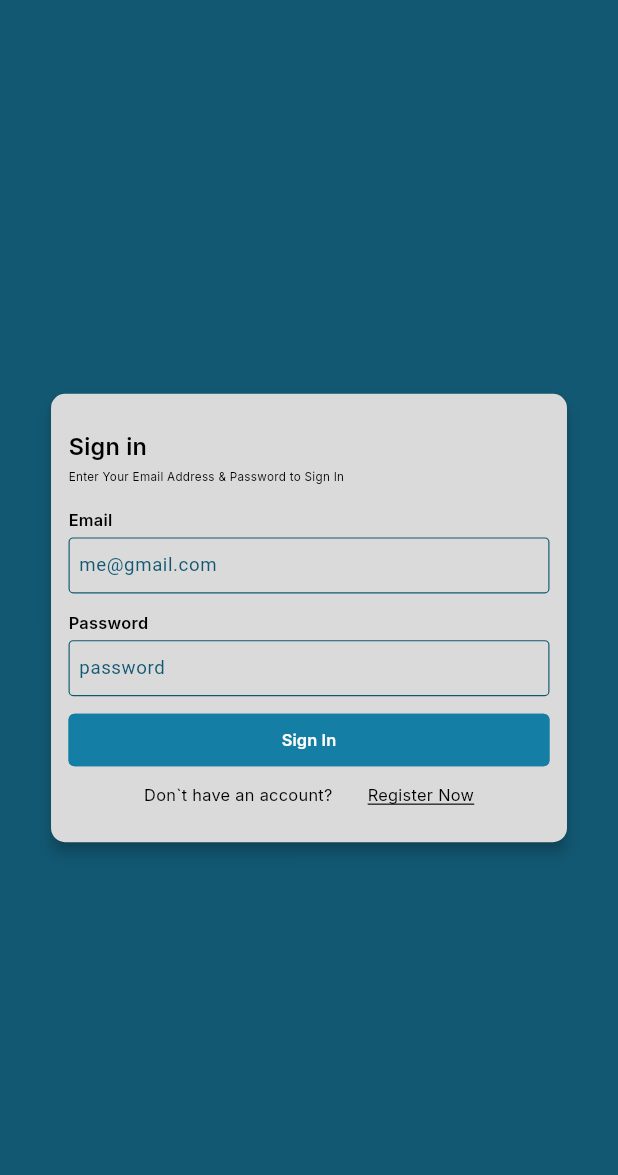
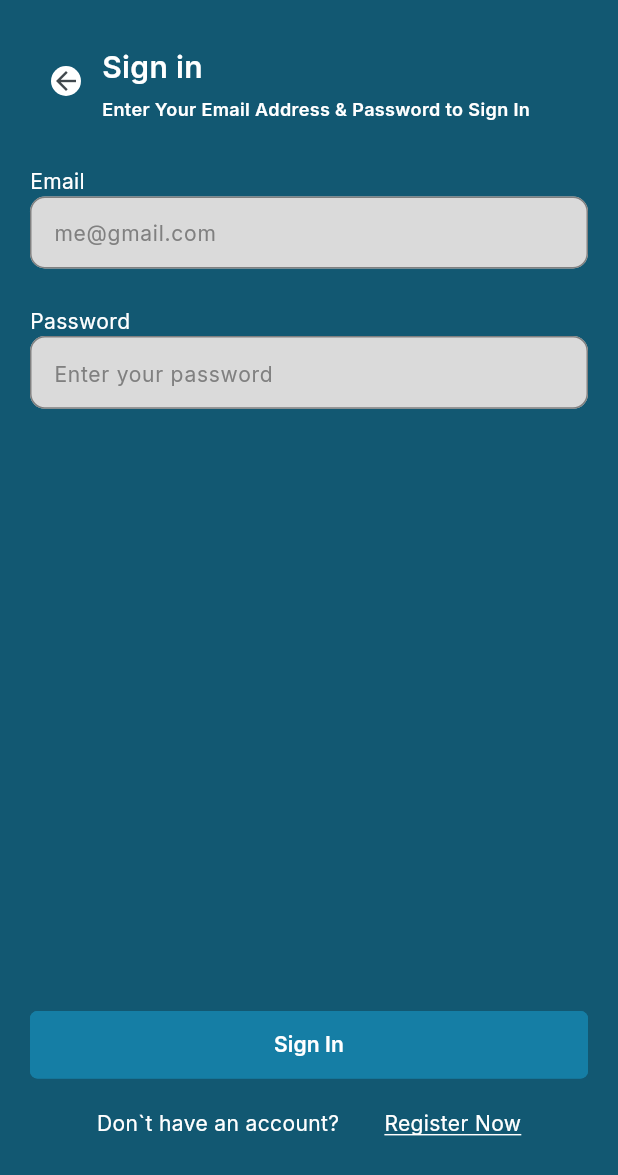
Before and after one commit to aafiqah/clean_up_community_app, a Flutter app: the screen it shows after launch, after a tap on "Sign In", on a phone screen of 412 x 824 dp. Shown: the top 1175 px of the screen. Run offline on Flutter 3.47's test engine with Material 3 defaults, Android fonts, the phone set to English and light mode, and no system bars; our stand-ins replace go_router, google_fonts.

Commit message:
fix login page UI

```diff
--- a/lib/screen/onboarding/login_page.dart
+++ b/lib/screen/onboarding/login_page.dart
@@ -17,195 +17,216 @@ class _LoginPageState extends State<LoginPage> {
   final GlobalKey<FormState> _formKey2 = GlobalKey<FormState>();
   final TextEditingController emailController = TextEditingController();
   final TextEditingController pwdController = TextEditingController();
-  final AutovalidateMode _autoValidateMode = AutovalidateMode.disabled;
+  final ValueNotifier<AutovalidateMode> _autoValidateModeEmail =
+      ValueNotifier(AutovalidateMode.disabled);
+  final ValueNotifier<AutovalidateMode> _autoValidateModePwd =
+      ValueNotifier(AutovalidateMode.disabled);
+  final ValueNotifier<bool> _isPasswordVisible = ValueNotifier<bool>(false);
+
+  @override
+  void initState() {
+    super.initState();
+  }
+
+  @override
+  void dispose() {
+    emailController.dispose();
+    pwdController.dispose();
+    _autoValidateModeEmail.dispose();
+    _autoValidateModePwd.dispose();
+    super.dispose();
+  }
 
   @override
   Widget build(BuildContext context) {
-    Size size = MediaQuery.of(context).size;
+    Size size = MediaQuery.sizeOf(context);
 
     return Scaffold(
       backgroundColor: CleanUpColor.primary,
       body: Center(
-          child: SizedBox(
-        width: size.width * 0.85,
-        child: FittedBox(
-          fit: BoxFit.fitWidth,
-          child: Card(
-            elevation: 4,
-            color: CleanUpColor.searchBarColor,
-            surfaceTintColor: CleanUpColor.searchBarColor,
-            child: Padding(
+        child: Container(
           padding: EdgeInsets.symmetric(
             vertical: SizeSpacing().doubleSpacing30,
-                horizontal: SizeSpacing().doubleSpacing15,
+            horizontal: SizeSpacing().doubleSpacing20,
           ),
-              child: Column(
-                mainAxisAlignment: MainAxisAlignment.center,
+          child: ListView(
+            children: [
+              Row(
+                crossAxisAlignment: CrossAxisAlignment.start,
+                children: [
+                  BackButtonGlobal(
+                    onPressed: () {
+                      context.goNamed('/onBoarding_page');
+                    },
+                  ),
+                  Column(
                     crossAxisAlignment: CrossAxisAlignment.start,
                     children: [
                       Text(
                         'Sign in',
-                    style: TextStyle(
-                      fontSize: 20,
-                      color: CleanUpColor.black,
-                      fontWeight: FontWeight.w600,
-                      fontFamily: GoogleFonts.inter().fontFamily,
-                    ),
+                        style: TextStyleShared.textStyle.title
+                            .copyWith(fontSize: 20, color: CleanUpColor.white),
                       ),
                       SizedBox(height: SizeSpacing().doubleSpacing5),
                       Text(
                         'Enter Your Email Address & Password to Sign In',
-                    style: TextStyle(
-                      fontSize: 10,
-                      color: CleanUpColor.black,
-                      fontWeight: FontWeight.w400,
-                      fontFamily: GoogleFonts.inter().fontFamily,
+                        style: TextStyleShared.textStyle.subtitle
+                            .copyWith(fontSize: 12, color: CleanUpColor.white),
+                      ),
+                    ],
+                  )
+                ],
+              ),
+              Container(
+                margin: EdgeInsets.only(
+                  top: SizeSpacing().doubleSpacing30,
+                  bottom: SizeSpacing().doubleSpacing10,
+                ),
+                width: size.width,
+                child: ValueListenableBuilder<AutovalidateMode>(
+                  valueListenable: _autoValidateModeEmail,
+                  builder: (
+                    context,
+                    valueNotifierAttributeValueEmail,
+                    child,
+                  ) {
+                    return Form(
+                      key: _formKey,
+                      autovalidateMode: valueNotifierAttributeValueEmail,
+                      child: FormFieldWidget(
+                        controller: emailController,
+                        keyboardType: TextInputType.emailAddress,
+                        padding: const EdgeInsets.only(bottom: 15),
+                        title: 'Email',
+                        titleStyleTitle:
+                            TextStyleShared.textStyle.bodyMedium.copyWith(
+                          color: CleanUpColor.white,
+                        ),
+                        hintText: 'me@gmail.com',
+                        hintStyle:
+                            TextStyleShared.textStyle.bodyMedium.copyWith(
+                          color: CleanUpColor.greyMedium,
+                        ),
+                        errorStyle:
+                            TextStyleShared.textStyle.bodyMedium.copyWith(
+                          color: CleanUpColor.redLight,
+                        ),
+                        validator: (String? email) {
+                          if (email == null || email.trim().isEmpty) {
+                            return 'Please enter your email';
+                          }
+                          // Regex for email validation
+                          final emailRegex = RegExp(r'^[^@]+@[^@]+\.[^@]+$');
+                          if (!emailRegex.hasMatch(email)) {
+                            return 'Please enter a valid email address';
+                          }
+                          return null;
+                        },
+                        color: CleanUpColor.searchBarColor,
+                      ),
+                    );
+                  },
                 ),
               ),
-                  SizedBox(height: SizeSpacing().doubleSpacing20),
-                  Text(
-                    'Email',
-                    style: TextStyle(
-                      color: CleanUpColor.black,
-                      fontWeight: FontWeight.w600,
-                      fontFamily: GoogleFonts.inter().fontFamily,
+              SizedBox(
+                width: size.width,
+                child: ValueListenableBuilder<AutovalidateMode>(
+                  valueListenable: _autoValidateModePwd,
+                  builder: (context, valueNotifierAttributeValuePwd, child) {
+                    return Form(
+                      key: _formKey2,
+                      autovalidateMode: valueNotifierAttributeValuePwd,
+                      child: ValueListenableBuilder<bool>(
+                        valueListenable: _isPasswordVisible,
+                        builder: (context, isPasswordVisible, child) {
+                          return FormFieldWidget(
+                            controller: pwdController,
+                            keyboardType: TextInputType.visiblePassword,
+                            obscureText: !isPasswordVisible,
+                            padding: const EdgeInsets.only(bottom: 15),
+                            title: 'Password',
+                            titleStyleTitle:
+                                TextStyleShared.textStyle.bodyMedium.copyWith(
+                              color: CleanUpColor.white,
+                            ),
+                            hintText: 'Enter your password',
+                            hintStyle:
+                                TextStyleShared.textStyle.bodyMedium.copyWith(
+                              color: CleanUpColor.greyMedium,
+                            ),
+                            errorStyle:
+                                TextStyleShared.textStyle.bodyMedium.copyWith(
+                              color: CleanUpColor.redLight,
+                            ),
+                            suffixIcon: GestureDetector(
+                              onTap: () {
+                                _isPasswordVisible.value = !_isPasswordVisible
+                                    .value; // Toggle the state
+                              },
+                              child: Icon(
+                                isPasswordVisible
+                                    ? Icons.visibility_outlined
+                                    : Icons.visibility_off_outlined,
+                                color: CleanUpColor.primary,
+                                size: 18,
                               ),
                             ),
-                  SizedBox(height: SizeSpacing().doubleSpacing5),
-                  SizedBox(
-                    width: size.width,
-                    child: Form(
-                      key: _formKey,
-                      autovalidateMode: _autoValidateMode,
-                      child: TextFormField(
-                        controller: emailController,
-                        autocorrect: false,
-                        style: TextStyle(
-                          fontSize: 14,
-                          color: CleanUpColor.black,
-                          fontWeight: FontWeight.w400,
-                          fontFamily: GoogleFonts.roboto().fontFamily,
+                            validator: (String? pwd) {
+                              if (pwd == null || pwd.trim().isEmpty) {
+                                return 'Please enter your password';
+                              }
+                              if (pwd.length < 6) {
+                                return 'Password must be at least 6 characters long';
+                              }
+                              if (!RegExp(r'[A-Z]').hasMatch(pwd)) {
+                                return 'Password must contain at least one uppercase letter';
+                              }
+                              if (!RegExp(r'[a-z]').hasMatch(pwd)) {
+                                return 'Password must contain at least one lowercase letter';
+                              }
+                              if (!RegExp(r'\d').hasMatch(pwd)) {
+                                return 'Password must contain at least one number';
+                              }
+                              if (!RegExp(r'[!@#$%^&*(),.?":{}|<>]')
+                                  .hasMatch(pwd)) {
+                                return 'Password must contain at least one special character';
+                              }
+                              return null;
+                            },
+                            color: CleanUpColor.searchBarColor,
+                          );
+                        },
                       ),
-                        decoration: InputDecoration(
-                          contentPadding:
-                              EdgeInsets.all(SizeSpacing().doubleSpacing5),
-                          border: const OutlineInputBorder(
-                            borderRadius: BorderRadius.zero,
-                            borderSide: BorderSide(
-                              width: 1,
-                              color: CleanUpColor.primary,
+                    );
+                  },
                 ),
               ),
-                          hintStyle: TextStyle(
-                            fontSize: 16,
-                            color: CleanUpColor.primary,
-                            fontWeight: FontWeight.w400,
-                            fontFamily: GoogleFonts.roboto().fontFamily,
-                          ),
-                          hintText: 'me@gmail.com',
-                          enabledBorder: const OutlineInputBorder(
-                            borderSide: BorderSide(
-                              color: CleanUpColor.primary,
-                            ),
-                          ),
-                          errorBorder: const OutlineInputBorder(
-                            borderSide: BorderSide(
-                              color: CleanUpColor.redMedium,
-                            ),
-                          ),
-                          focusedBorder: const OutlineInputBorder(
-                            borderSide: BorderSide(
-                              color: CleanUpColor.blueMedium,
+            ],
           ),
         ),
       ),
-                        onTapOutside: (event) {
-                          FocusScope.of(context).unfocus();
-                        },
-                        validator: (String? categoryname) {
-                          if (categoryname!.trim().isEmpty) {
-                            return 'Please enter your email here';
-                          } else {
-                            return null;
-                          }
-                        },
+      bottomNavigationBar: Container(
+        height: 150,
+        padding: EdgeInsets.symmetric(
+          horizontal: SizeSpacing().doubleSpacing20,
         ),
-                    ),
-                  ),
-                  SizedBox(height: SizeSpacing().doubleSpacing15),
-                  Text(
-                    'Password',
-                    style: TextStyle(
-                      color: CleanUpColor.black,
-                      fontWeight: FontWeight.w600,
-                      fontFamily: GoogleFonts.inter().fontFamily,
-                    ),
-                  ),
-                  SizedBox(height: SizeSpacing().doubleSpacing5),
-                  SizedBox(
-                    width: size.width,
-                    child: Form(
-                      key: _formKey2,
-                      autovalidateMode: _autoValidateMode,
-                      child: TextFormField(
-                        controller: pwdController,
-                        autocorrect: false,
-                        style: TextStyle(
-                          fontSize: 14,
-                          color: CleanUpColor.black,
-                          fontWeight: FontWeight.w400,
-                          fontFamily: GoogleFonts.roboto().fontFamily,
-                        ),
-                        decoration: InputDecoration(
-                          contentPadding:
-                              EdgeInsets.all(SizeSpacing().doubleSpacing5),
-                          border: const OutlineInputBorder(
-                            borderRadius: BorderRadius.zero,
-                            borderSide: BorderSide(
-                              width: 1,
-                              color: CleanUpColor.primary,
-                            ),
-                          ),
-                          hintStyle: TextStyle(
-                            fontSize: 16,
-                            color: CleanUpColor.primary,
-                            fontWeight: FontWeight.w400,
-                            fontFamily: GoogleFonts.roboto().fontFamily,
-                          ),
-                          hintText: 'password',
-                          enabledBorder: const OutlineInputBorder(
-                            borderSide: BorderSide(
-                              color: CleanUpColor.primary,
-                            ),
-                          ),
-                          errorBorder: const OutlineInputBorder(
-                            borderSide: BorderSide(
-                              color: CleanUpColor.redMedium,
-                            ),
-                          ),
-                          focusedBorder: const OutlineInputBorder(
-                            borderSide: BorderSide(
-                              color: CleanUpColor.blueMedium,
-                            ),
-                          ),
-                        ),
-                        onTapOutside: (event) {
-                          FocusScope.of(context).unfocus();
-                        },
-                        validator: (String? categoryname) {
-                          if (categoryname!.trim().isEmpty) {
-                            return 'Please enter your email here';
-                          } else {
-                            return null;
-                          }
-                        },
-                      ),
-                    ),
-                  ),
-                  SizedBox(height: SizeSpacing().doubleSpacing15),
+        child: Column(
+          children: [
             Submitbutton(
               onPressed: () {
+                _autoValidateModeEmail.value = AutovalidateMode.always;
+                _autoValidateModePwd.value = AutovalidateMode.always;
+
+                final form = _formKey.currentState;
+                final form2 = _formKey2.currentState;
+
+                if (form != null &&
+                    form.validate() &&
+                    form2 != null &&
+                    form2.validate()) {
+                  form.save();
                   context.goNamed("/home_page");
+                }
               },
               borderRadius: SizeSpacing().doubleSpacing5,
               width: size.width,
@@ -220,7 +241,7 @@ class _LoginPageState extends State<LoginPage> {
               ),
               buttonColor: CleanUpColor.buttonColor,
             ),
-                  SizedBox(height: SizeSpacing().doubleSpacing15),
+            SizedBox(height: SizeSpacing().doubleSpacing20),
             SizedBox(
               width: size.width,
               child: Center(
@@ -230,10 +251,8 @@ class _LoginPageState extends State<LoginPage> {
                     children: [
                       Text(
                         'Don`t have an account?',
-                              style: TextStyle(
-                                color: CleanUpColor.black,
-                                fontWeight: FontWeight.w400,
-                                fontFamily: GoogleFonts.inter().fontFamily,
+                        style: TextStyleShared.textStyle.bodyMedium.copyWith(
+                          color: CleanUpColor.white,
                         ),
                       ),
                       SizedBox(width: SizeSpacing().doubleSpacing30),
@@ -241,12 +260,10 @@ class _LoginPageState extends State<LoginPage> {
                         onTap: () {},
                         child: Text(
                           'Register Now',
-                                style: TextStyle(
-                                  color: CleanUpColor.black,
-                                  fontWeight: FontWeight.w400,
-                                  fontFamily: GoogleFonts.inter().fontFamily,
+                          style: TextStyleShared.textStyle.bodyMedium.copyWith(
+                            color: CleanUpColor.white,
                             decoration: TextDecoration.underline,
-                                  decorationColor: CleanUpColor.black,
+                            decorationColor: CleanUpColor.white,
                           ),
                         ),
                       ),
@@ -254,13 +271,10 @@ class _LoginPageState extends State<LoginPage> {
                   ),
                 ),
               ),
-                  ),
+            )
           ],
         ),
       ),
-          ),
-        ),
-      )),
     );
   }
 }
```
Lines whose indentation alone changed are shown as unchanged.
